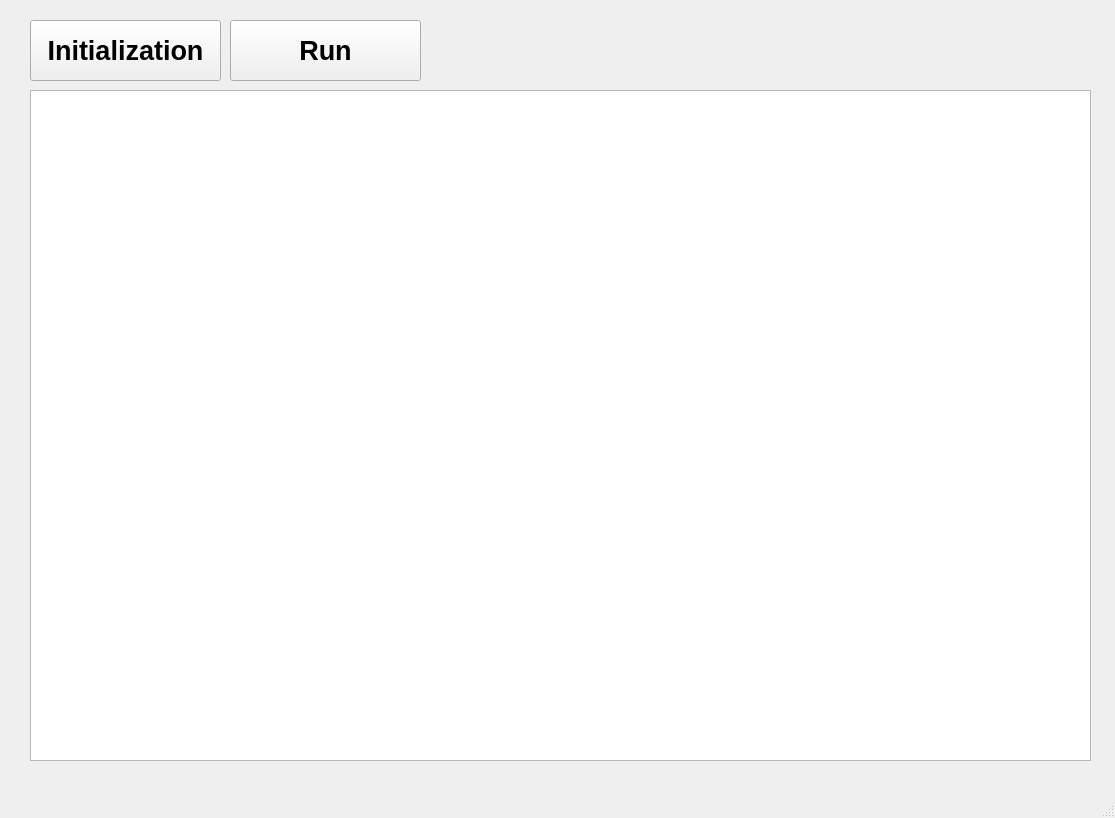
First picture: the form in sc_approval/main.ui, repository zech-baek/south_lab, before the edit.
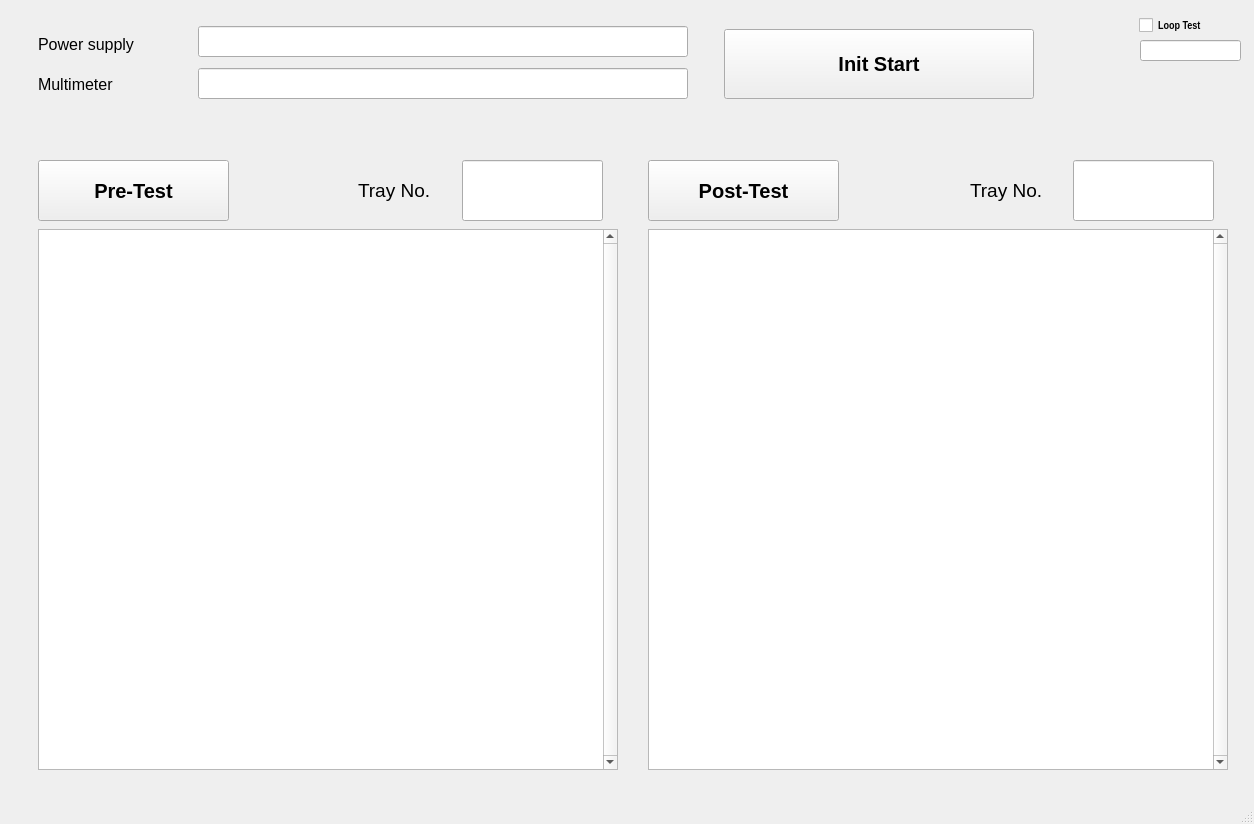
Second picture: the form after the edit.

What changed in the file:
```diff
--- a/sc_approval/main.ui
+++ b/sc_approval/main.ui
@@ -6,8 +6,8 @@
    <rect>
     <x>0</x>
     <y>0</y>
-    <width>1115</width>
-    <height>818</height>
+    <width>1254</width>
+    <height>824</height>
    </rect>
   </property>
   <property name="windowTitle">
@@ -17,8 +17,48 @@
    <widget class="QPushButton" name="btn_init">
     <property name="geometry">
      <rect>
-      <x>30</x>
-      <y>20</y>
+      <x>724</x>
+      <y>29</y>
+      <width>310</width>
+      <height>70</height>
+     </rect>
+    </property>
+    <property name="font">
+     <font>
+      <family>Arial</family>
+      <pointsize>15</pointsize>
+      <weight>75</weight>
+      <bold>true</bold>
+     </font>
+    </property>
+    <property name="text">
+     <string>Init Start</string>
+    </property>
+   </widget>
+   <widget class="QTextEdit" name="log_pre">
+    <property name="geometry">
+     <rect>
+      <x>38</x>
+      <y>229</y>
+      <width>580</width>
+      <height>541</height>
+     </rect>
+    </property>
+    <property name="font">
+     <font>
+      <family>Arial Narrow</family>
+      <pointsize>10</pointsize>
+     </font>
+    </property>
+    <property name="verticalScrollBarPolicy">
+     <enum>Qt::ScrollBarAlwaysOn</enum>
+    </property>
+   </widget>
+   <widget class="QPushButton" name="btn_pre">
+    <property name="geometry">
+     <rect>
+      <x>38</x>
+      <y>160</y>
       <width>191</width>
       <height>61</height>
      </rect>
@@ -26,30 +66,94 @@
     <property name="font">
      <font>
       <family>Arial</family>
-      <pointsize>20</pointsize>
+      <pointsize>15</pointsize>
       <weight>75</weight>
       <bold>true</bold>
      </font>
     </property>
     <property name="text">
-     <string>Initialization</string>
+     <string>Pre-Test</string>
     </property>
    </widget>
-   <widget class="QTextEdit" name="txt_log">
+   <widget class="QLabel" name="tag_ps">
     <property name="geometry">
      <rect>
-      <x>30</x>
-      <y>90</y>
-      <width>1061</width>
-      <height>671</height>
+      <x>38</x>
+      <y>29</y>
+      <width>150</width>
+      <height>30</height>
      </rect>
     </property>
+    <property name="font">
+     <font>
+      <family>Arial</family>
+      <pointsize>12</pointsize>
+      <weight>50</weight>
+      <bold>false</bold>
+     </font>
+    </property>
+    <property name="text">
+     <string>Power supply</string>
+    </property>
    </widget>
-   <widget class="QPushButton" name="btn_run">
+   <widget class="QLabel" name="tag_dmm">
     <property name="geometry">
      <rect>
-      <x>230</x>
-      <y>20</y>
+      <x>38</x>
+      <y>69</y>
+      <width>150</width>
+      <height>30</height>
+     </rect>
+    </property>
+    <property name="font">
+     <font>
+      <family>Arial</family>
+      <pointsize>12</pointsize>
+      <weight>50</weight>
+      <bold>false</bold>
+     </font>
+    </property>
+    <property name="text">
+     <string>Multimeter</string>
+    </property>
+   </widget>
+   <widget class="QLineEdit" name="txt_ps_id">
+    <property name="geometry">
+     <rect>
+      <x>198</x>
+      <y>26</y>
+      <width>490</width>
+      <height>31</height>
+     </rect>
+    </property>
+    <property name="font">
+     <font>
+      <family>Arial</family>
+      <pointsize>10</pointsize>
+     </font>
+    </property>
+   </widget>
+   <widget class="QLineEdit" name="txt_dmm_id">
+    <property name="geometry">
+     <rect>
+      <x>198</x>
+      <y>68</y>
+      <width>490</width>
+      <height>31</height>
+     </rect>
+    </property>
+    <property name="font">
+     <font>
+      <family>Arial</family>
+      <pointsize>10</pointsize>
+     </font>
+    </property>
+   </widget>
+   <widget class="QPushButton" name="btn_post">
+    <property name="geometry">
+     <rect>
+      <x>648</x>
+      <y>160</y>
       <width>191</width>
       <height>61</height>
      </rect>
@@ -57,13 +161,157 @@
     <property name="font">
      <font>
       <family>Arial</family>
-      <pointsize>20</pointsize>
+      <pointsize>15</pointsize>
       <weight>75</weight>
       <bold>true</bold>
      </font>
     </property>
     <property name="text">
-     <string>Run</string>
+     <string>Post-Test</string>
+    </property>
+   </widget>
+   <widget class="QTextEdit" name="log_post">
+    <property name="geometry">
+     <rect>
+      <x>648</x>
+      <y>229</y>
+      <width>580</width>
+      <height>541</height>
+     </rect>
+    </property>
+    <property name="font">
+     <font>
+      <family>Arial Narrow</family>
+      <pointsize>10</pointsize>
+     </font>
+    </property>
+    <property name="verticalScrollBarPolicy">
+     <enum>Qt::ScrollBarAlwaysOn</enum>
+    </property>
+   </widget>
+   <widget class="QLineEdit" name="txt_no1">
+    <property name="geometry">
+     <rect>
+      <x>462</x>
+      <y>160</y>
+      <width>141</width>
+      <height>61</height>
+     </rect>
+    </property>
+    <property name="font">
+     <font>
+      <family>Arial</family>
+      <pointsize>15</pointsize>
+     </font>
+    </property>
+    <property name="alignment">
+     <set>Qt::AlignCenter</set>
+    </property>
+   </widget>
+   <widget class="QLineEdit" name="txt_no2">
+    <property name="geometry">
+     <rect>
+      <x>1073</x>
+      <y>160</y>
+      <width>141</width>
+      <height>61</height>
+     </rect>
+    </property>
+    <property name="font">
+     <font>
+      <family>Arial</family>
+      <pointsize>15</pointsize>
+     </font>
+    </property>
+    <property name="alignment">
+     <set>Qt::AlignCenter</set>
+    </property>
+   </widget>
+   <widget class="QLabel" name="tag_no1">
+    <property name="geometry">
+     <rect>
+      <x>358</x>
+      <y>160</y>
+      <width>100</width>
+      <height>60</height>
+     </rect>
+    </property>
+    <property name="font">
+     <font>
+      <family>Arial</family>
+      <pointsize>14</pointsize>
+      <weight>50</weight>
+      <bold>false</bold>
+     </font>
+    </property>
+    <property name="text">
+     <string>Tray No.</string>
+    </property>
+   </widget>
+   <widget class="QLabel" name="tag_no2">
+    <property name="geometry">
+     <rect>
+      <x>970</x>
+      <y>160</y>
+      <width>100</width>
+      <height>60</height>
+     </rect>
+    </property>
+    <property name="font">
+     <font>
+      <family>Arial</family>
+      <pointsize>14</pointsize>
+      <weight>50</weight>
+      <bold>false</bold>
+     </font>
+    </property>
+    <property name="text">
+     <string>Tray No.</string>
+    </property>
+   </widget>
+   <widget class="QCheckBox" name="chk_loop">
+    <property name="enabled">
+     <bool>true</bool>
+    </property>
+    <property name="geometry">
+     <rect>
+      <x>1139</x>
+      <y>10</y>
+      <width>111</width>
+      <height>31</height>
+     </rect>
+    </property>
+    <property name="font">
+     <font>
+      <family>Arial Narrow</family>
+      <pointsize>8</pointsize>
+      <weight>75</weight>
+      <bold>true</bold>
+     </font>
+    </property>
+    <property name="text">
+     <string>Loop Test</string>
+    </property>
+   </widget>
+   <widget class="QLineEdit" name="txt_loop">
+    <property name="geometry">
+     <rect>
+      <x>1140</x>
+      <y>40</y>
+      <width>101</width>
+      <height>21</height>
+     </rect>
+    </property>
+    <property name="font">
+     <font>
+      <family>Arial Narrow</family>
+      <pointsize>8</pointsize>
+      <weight>75</weight>
+      <bold>true</bold>
+     </font>
+    </property>
+    <property name="alignment">
+     <set>Qt::AlignCenter</set>
     </property>
    </widget>
   </widget>
```
Left out of the diff: 6 changed lines with no effect on the pictures.
